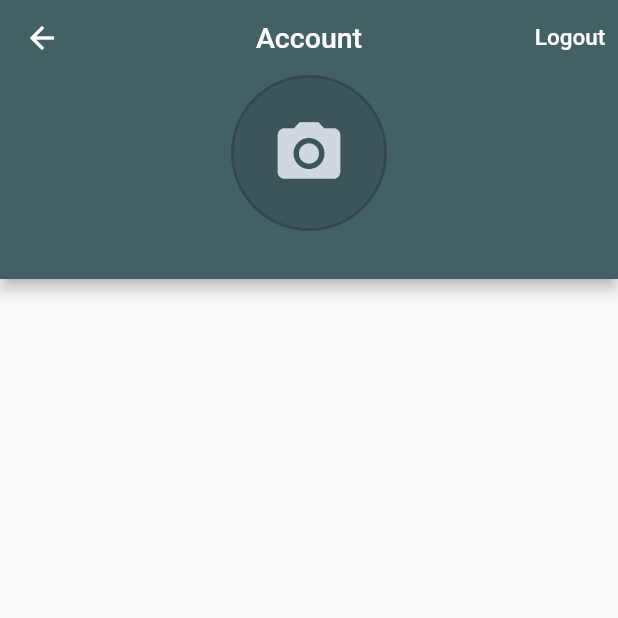
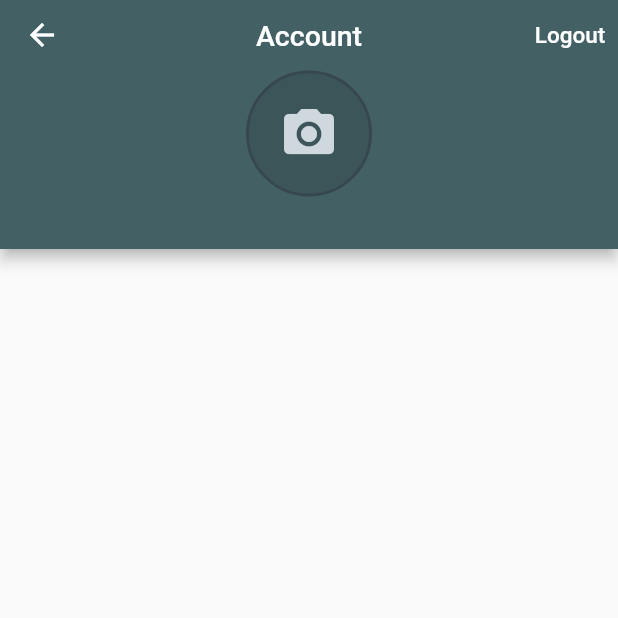
Before and after one commit to VailStawb/time_tracker_app, a Flutter app: the AccountPage screen opened directly, on a phone screen of 412 x 824 dp, the top half of it. Run offline on Flutter 3.47's test engine with Material 2 defaults, Android fonts, the phone set to English and light mode, and no system bars; our stand-ins replace cloud_firestore, firebase_auth, firebase_core, google_sign_in, rxdart; missing offline and left inert: flutter_login_facebook; accounts and stored records are empty.

Commit message:
Some design changes

```diff
--- a/lib/app/home/account/account_page.dart
+++ b/lib/app/home/account/account_page.dart
@@ -54,7 +54,7 @@ class AccountPage extends StatelessWidget {
           )
         ],
         bottom: PreferredSize(
-          preferredSize: const Size.fromHeight(130),
+          preferredSize: const Size.fromHeight(110),
           child: _buildUserInfo(auth.currentUser),
         ),
       ),
@@ -66,13 +66,13 @@ class AccountPage extends StatelessWidget {
       children: <Widget>[
         Avatar(
           photoUrl: user.photoURL,
-          radius: 50,
+          radius: 40,
         ),
         const SizedBox(height: 8),
         if (user.displayName != null)
           Text(
             user.displayName,
-            style: const TextStyle(color: Colors.white),
+            style: const TextStyle(color: Colors.white, fontSize: 16),
           ),
         const SizedBox(height: 8),
       ],
--- a/lib/app/home/jobs/jobs_page.dart
+++ b/lib/app/home/jobs/jobs_page.dart
@@ -29,7 +29,7 @@ class JobsPage extends StatelessWidget {
   Widget build(BuildContext context) {
     return Scaffold(
       appBar: AppBar(
-        centerTitle: false,
+        centerTitle: true,
         title: const Text(
           'Jobs',
           style: TextStyle(fontSize: 19),
--- a/lib/common_widgets/avatar.dart
+++ b/lib/common_widgets/avatar.dart
@@ -12,7 +12,7 @@ class Avatar extends StatelessWidget {
       decoration: BoxDecoration(
         shape: BoxShape.circle,
         border: Border.all(
-          color: Colors.black26,
+          color: const Color.fromARGB(255, 55, 71, 79),
           width: 2.0,
         ),
       ),
```
